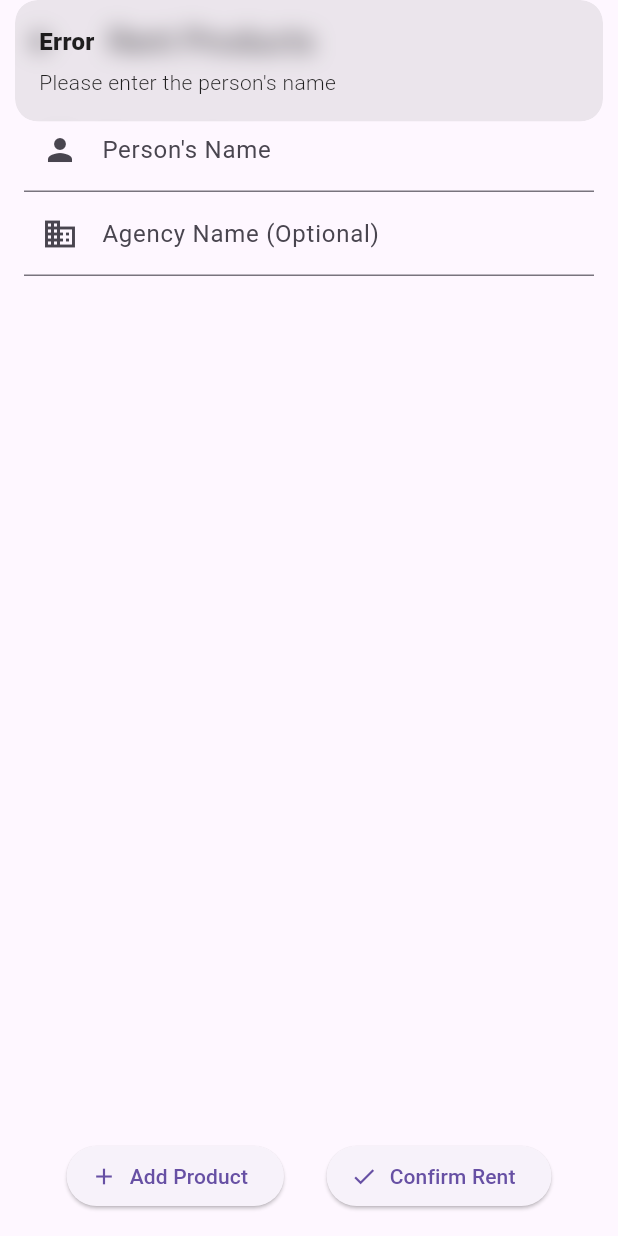
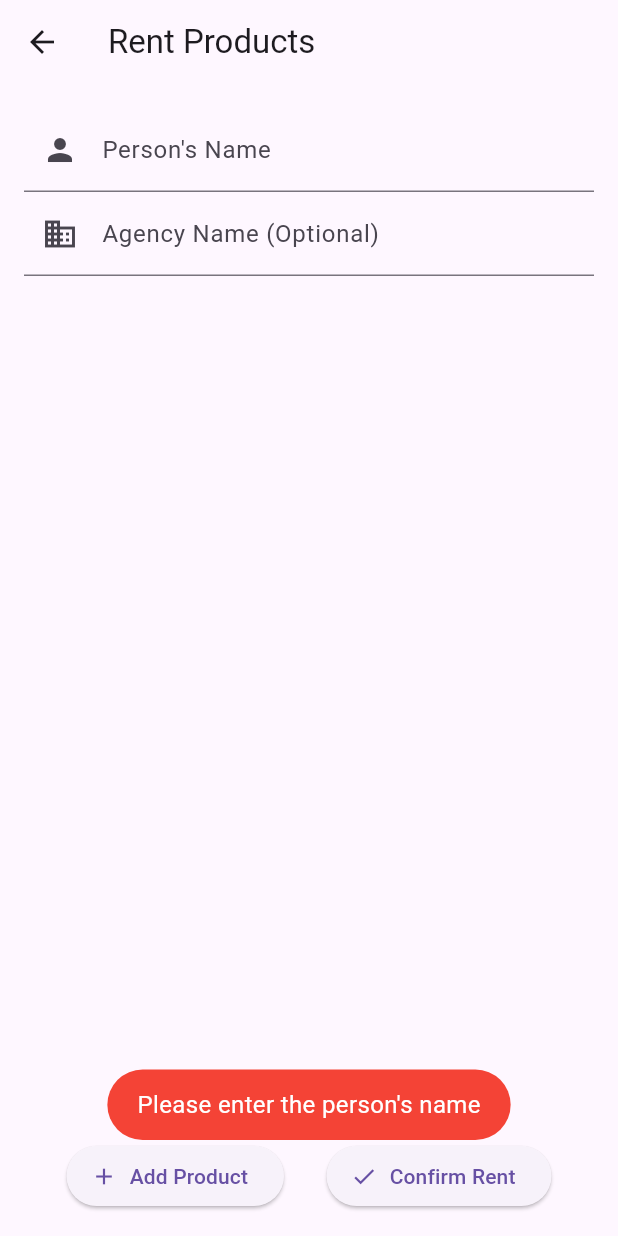
Before and after one commit to Khushmeet-patil/inventory_management_app_project_with_desktop_app, a Flutter app: the RentPage screen opened by its route, after a tap on "Confirm Rent", on a phone screen of 412 x 824 dp. Run offline on Flutter 3.47's test engine with Material 3 defaults, Android fonts, the phone set to English and light mode, and no system bars; our stand-ins replace fluttertoast, get, shared_preferences, shelf, sqflite, sqflite_common_ffi; missing offline and left inert: mobile_scanner, network_info_plus, shelf_router; accounts and stored records are empty.

Commit message:
all working

```diff
--- a/lib/controllers/product_controller.dart
+++ b/lib/controllers/product_controller.dart
@@ -3,6 +3,7 @@
 import '../models/history_model.dart';
 import '../services/database_services.dart';
 import '../services/sync_service.dart';
+import '../utils/toast_util.dart';
 
 class ProductController extends GetxController {
   final DatabaseService _dbService = DatabaseService.instance;
@@ -38,7 +39,7 @@
       print('Data loading complete');
     } catch (e) {
       print('Error loading data: $e');
-      Get.snackbar('Error', 'Failed to load data: $e');
+      ToastUtil.showError('Failed to load data: $e');
     }
   }
 
@@ -66,17 +67,17 @@
 
       // Validate product data
       if (product.barcode.isEmpty) {
-        Get.snackbar('Error', 'Barcode cannot be empty');
+        ToastUtil.showError('Barcode cannot be empty');
         return;
       }
 
       if (product.name.isEmpty) {
-        Get.snackbar('Error', 'Product name cannot be empty');
+        ToastUtil.showError('Product name cannot be empty');
         return;
       }
 
       if (product.quantity <= 0) {
-        Get.snackbar('Error', 'Quantity must be greater than zero');
+        ToastUtil.showError('Quantity must be greater than zero');
         return;
       }
 
@@ -101,10 +102,10 @@
       await syncAndReload();
 
       // Show success message
-      Get.snackbar('Success', 'Product added successfully');
+      ToastUtil.showSuccess('Product added successfully');
     } catch (e) {
       print('Error adding new product: $e');
-      Get.snackbar('Error', 'Failed to add product: $e');
+      ToastUtil.showError('Failed to add product: $e');
     }
   }
 
@@ -114,12 +115,12 @@
 
       // Validate input
       if (barcode.isEmpty) {
-        Get.snackbar('Error', 'Barcode cannot be empty');
+        ToastUtil.showError('Barcode cannot be empty');
         return;
       }
 
       if (quantity <= 0) {
-        Get.snackbar('Error', 'Quantity must be greater than zero');
+        ToastUtil.showError('Quantity must be greater than zero');
         return;
       }
 
@@ -153,14 +154,14 @@
         await syncAndReload();
 
         // Show success message
-        Get.snackbar('Success', 'Stock added successfully');
+        ToastUtil.showSuccess('Stock added successfully');
       } else {
         print('Product not found with barcode: $barcode');
-        Get.snackbar('Error', 'Product not found');
+        ToastUtil.showError('Product not found');
       }
     } catch (e) {
       print('Error adding existing stock: $e');
-      Get.snackbar('Error', 'Failed to add stock: $e');
+      ToastUtil.showError('Failed to add stock: $e');
     }
   }
 
@@ -170,22 +171,22 @@
 
       // Validate input
       if (barcode.isEmpty) {
-        Get.snackbar('Error', 'Barcode cannot be empty');
+        ToastUtil.showError('Barcode cannot be empty');
         return;
       }
 
       if (quantity <= 0) {
-        Get.snackbar('Error', 'Quantity must be greater than zero');
+        ToastUtil.showError('Quantity must be greater than zero');
         return;
       }
 
       if (givenTo.isEmpty) {
-        Get.snackbar('Error', 'Recipient name cannot be empty');
+        ToastUtil.showError('Recipient name cannot be empty');
         return;
       }
 
       if (rentalDays <= 0) {
-        Get.snackbar('Error', 'Rental days must be greater than zero');
+        ToastUtil.showError('Rental days must be greater than zero');
         return;
       }
 
@@ -224,18 +225,18 @@
           await syncAndReload();
 
           // Show success message
-          Get.snackbar('Success', 'Product rented successfully');
+          ToastUtil.showSuccess('Product rented successfully');
         } else {
           print('Insufficient stock: requested $quantity, available ${product.quantity}');
-          Get.snackbar('Error', 'Insufficient stock');
+          ToastUtil.showError('Insufficient stock');
         }
       } else {
         print('Product not found with barcode: $barcode');
-        Get.snackbar('Error', 'Product not found');
+        ToastUtil.showError('Product not found');
       }
     } catch (e) {
       print('Error renting product: $e');
-      Get.snackbar('Error', 'Failed to rent product: $e');
+      ToastUtil.showError('Failed to rent product: $e');
     }
   }
 
@@ -245,17 +246,17 @@
 
       // Validate input
       if (barcode.isEmpty) {
-        Get.snackbar('Error', 'Barcode cannot be empty');
+        ToastUtil.showError('Barcode cannot be empty');
         return;
       }
 
       if (quantity <= 0) {
-        Get.snackbar('Error', 'Quantity must be greater than zero');
+        ToastUtil.showError('Quantity must be greater than zero');
         return;
       }
 
       if (returnedBy.isEmpty) {
-        Get.snackbar('Error', 'Returned by name cannot be empty');
+        ToastUtil.showError('Returned by name cannot be empty');
         return;
       }
 
@@ -293,14 +294,14 @@
         await syncAndReload();
 
         // Show success message
-        Get.snackbar('Success', 'Product returned successfully');
+        ToastUtil.showSuccess('Product returned successfully');
       } else {
         print('Product not found with barcode: $barcode');
-        Get.snackbar('Error', 'Product not found');
+        ToastUtil.showError('Product not found');
       }
     } catch (e) {
       print('Error returning product: $e');
-      Get.snackbar('Error', 'Failed to return product: $e');
+      ToastUtil.showError('Failed to return product: $e');
     }
   }
 }
--- a/lib/views/add_product_page.dart
+++ b/lib/views/add_product_page.dart
@@ -3,6 +3,7 @@
 import 'package:mobile_scanner/mobile_scanner.dart';
 import '../controllers/product_controller.dart';
 import '../models/product_model.dart';
+import '../utils/toast_util.dart';
 
 class AddProductPage extends StatefulWidget {
   @override
@@ -89,7 +90,7 @@
 
   void _submit() async {
     if (_barcodeController.text.isEmpty || _quantityController.text.isEmpty) {
-      Get.snackbar('error'.tr, 'fill_required_fields'.tr);
+      ToastUtil.showError('fill_required_fields'.tr);
       return;
     }
     final quantity = int.tryParse(_quantityController.text) ?? 0;
@@ -97,7 +98,7 @@
       await _controller.addExistingStock(_barcodeController.text, quantity);
     } else {
       if (_nameController.text.isEmpty || _priceController.text.isEmpty) {
-        Get.snackbar('error'.tr, 'fill_all_fields_new_product'.tr);
+        ToastUtil.showError('fill_all_fields_new_product'.tr);
         return;
       }
       final product = Product(
--- a/lib/views/rent_page.dart
+++ b/lib/views/rent_page.dart
@@ -2,6 +2,7 @@
 import 'package:get/get.dart';
 import 'package:mobile_scanner/mobile_scanner.dart';
 import '../controllers/product_controller.dart';
+import '../utils/toast_util.dart';
 
 class RentPage extends StatefulWidget {
   @override
@@ -82,7 +83,7 @@
                 });
                 Get.back();
               } else {
-                Get.snackbar('error'.tr, 'fill_all_fields_correctly'.tr);
+                ToastUtil.showError('fill_all_fields_correctly'.tr);
               }
             },
             child: Text('add'.tr),
@@ -94,11 +95,11 @@
 
   void _confirmRent() async {
     if (_personController.text.isEmpty) {
-      Get.snackbar('error'.tr, 'enter_person_name'.tr);
+      ToastUtil.showError('enter_person_name'.tr);
       return;
     }
     if (_rentList.isEmpty) {
-      Get.snackbar('error'.tr, 'no_products_to_rent'.tr);
+      ToastUtil.showError('no_products_to_rent'.tr);
       return;
     }
     for (var item in _rentList) {
--- a/lib/views/return_page.dart
+++ b/lib/views/return_page.dart
@@ -2,6 +2,7 @@
 import 'package:get/get.dart';
 import 'package:mobile_scanner/mobile_scanner.dart';
 import '../controllers/product_controller.dart';
+import '../utils/toast_util.dart';
 
 class ReturnPage extends StatefulWidget {
   @override
@@ -81,7 +82,7 @@
                 });
                 Get.back();
               } else {
-                Get.snackbar('error'.tr, 'fill_barcode_quantity'.tr);
+                ToastUtil.showError('fill_barcode_quantity'.tr);
               }
             },
             child: Text('add'.tr),
@@ -93,11 +94,11 @@
 
   void _confirmReturn() async {
     if (_personController.text.isEmpty) {
-      Get.snackbar('error'.tr, 'enter_person_name'.tr);
+      ToastUtil.showError('enter_person_name'.tr);
       return;
     }
     if (_returnList.isEmpty) {
-      Get.snackbar('error'.tr, 'no_products_to_return'.tr);
+      ToastUtil.showError('no_products_to_return'.tr);
       return;
     }
     for (var item in _returnList) {
```
